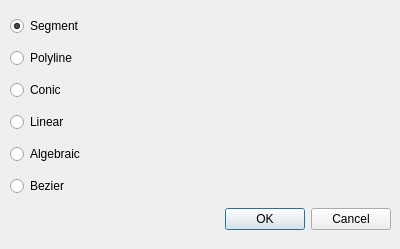
Before: the Qt Designer form Arrangement_on_surface_2/demo/Arrangement_on_surface_2/NewTabDialog.ui in CGAL/cgal, drawn with Qt 5.
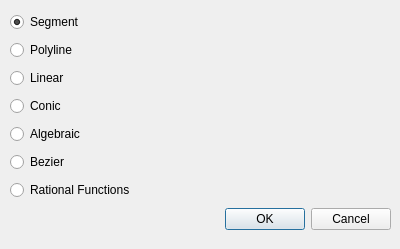
After: the same form once the commit is applied.

Commit message: Integrate rational function traits

What changed in the file:
```diff
--- a/Arrangement_on_surface_2/demo/Arrangement_on_surface_2/NewTabDialog.ui
+++ b/Arrangement_on_surface_2/demo/Arrangement_on_surface_2/NewTabDialog.ui
@@ -33,37 +33,6 @@
       </property>
      </widget>
     </item>
-    <item row="7" column="0">
-     <widget class="QDialogButtonBox" name="buttonBox">
-      <property name="orientation">
-       <enum>Qt::Horizontal</enum>
-      </property>
-      <property name="standardButtons">
-       <set>QDialogButtonBox::Cancel|QDialogButtonBox::Ok</set>
-      </property>
-     </widget>
-    </item>
-    <item row="4" column="0">
-     <widget class="QRadioButton" name="algebraicRadioButton">
-      <property name="text">
-       <string>Algebraic</string>
-      </property>
-     </widget>
-    </item>
-    <item row="2" column="0">
-     <widget class="QRadioButton" name="conicRadioButton">
-      <property name="text">
-       <string>Conic</string>
-      </property>
-     </widget>
-    </item>
-    <item row="3" column="0">
-     <widget class="QRadioButton" name="linearRadioButton">
-      <property name="text">
-       <string>Linear</string>
-      </property>
-     </widget>
-    </item>
     <item row="1" column="0">
      <widget class="QRadioButton" name="polylineRadioButton">
       <property name="enabled">
@@ -74,6 +43,27 @@
       </property>
      </widget>
     </item>
+    <item row="2" column="0">
+     <widget class="QRadioButton" name="linearRadioButton">
+      <property name="text">
+       <string>Linear</string>
+      </property>
+     </widget>
+    </item>
+    <item row="3" column="0">
+     <widget class="QRadioButton" name="conicRadioButton">
+      <property name="text">
+       <string>Conic</string>
+      </property>
+     </widget>
+    </item>
+    <item row="4" column="0">
+     <widget class="QRadioButton" name="algebraicRadioButton">
+      <property name="text">
+       <string>Algebraic</string>
+      </property>
+     </widget>
+    </item>
     <item row="5" column="0">
      <widget class="QRadioButton" name="bezierRadioButton">
       <property name="text">
@@ -81,6 +71,23 @@
       </property>
      </widget>
     </item>
+    <item row="6" column="0">
+     <widget class="QRadioButton" name="rationalFunctionRadioButton">
+      <property name="text">
+       <string>Rational Functions</string>
+      </property>
+     </widget>
+    </item>
+    <item row="7" column="0">
+     <widget class="QDialogButtonBox" name="buttonBox">
+      <property name="orientation">
+       <enum>Qt::Horizontal</enum>
+      </property>
+      <property name="standardButtons">
+       <set>QDialogButtonBox::Cancel|QDialogButtonBox::Ok</set>
+      </property>
+     </widget>
+    </item>
    </layout>
   </widget>
  </widget>
```
The commit also changes 40 other files.
